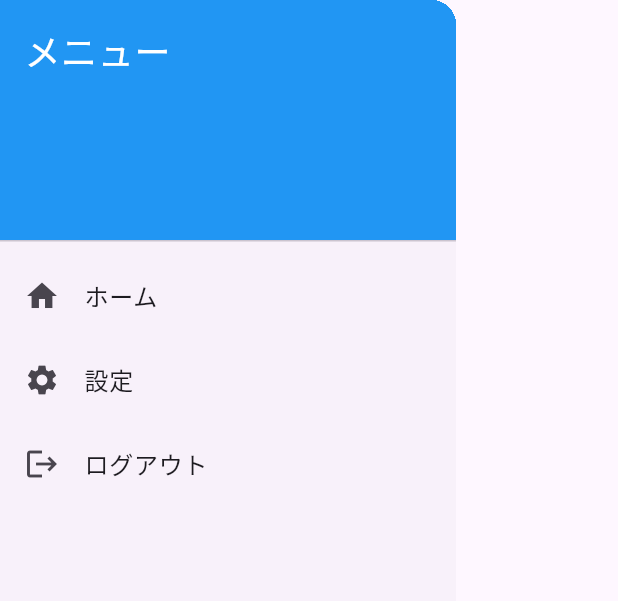
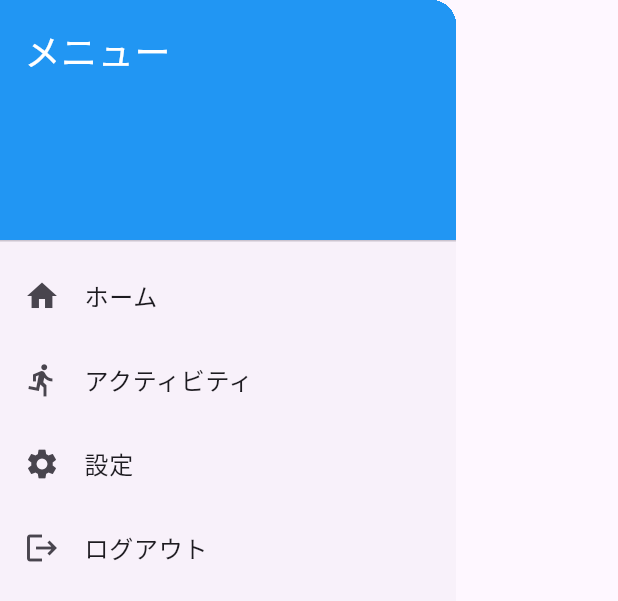
Before and after one commit to sugar2456/vital_data_viewer_app, a Flutter app: the CustomDrawer widget shown alone on an empty page, opened directly, on a phone screen of 412 x 824 dp. Shown: the top 601 px of the screen. Run offline on Flutter 3.47's test engine with Material 3 defaults, Android fonts, the phone set to English and light mode, and no system bars; missing offline and left inert: flutter_web_auth_2, graphic, window_manager.

Commit message:
活動画面の画面遷移を追加

```diff
--- a/lib/views/component/custom_drawer.dart
+++ b/lib/views/component/custom_drawer.dart
@@ -28,7 +28,14 @@ class CustomDrawer extends StatelessWidget {
               title: const Text('ホーム'),
               onTap: () {
                 // ホーム画面への遷移処理
-                Navigator.pop(context);
+                Navigator.pushNamed(context, '/home');
+              },
+            ),
+            ListTile(
+              leading: const Icon(Icons.directions_run),
+              title: const Text('アクティビティ'),
+              onTap: () {
+                Navigator.pushNamed(context, '/activity');
               },
             ),
             ListTile(
@@ -43,6 +50,7 @@ class CustomDrawer extends StatelessWidget {
               leading: const Icon(Icons.logout),
               title: const Text('ログアウト'),
               onTap: () {
+
                 // ログアウト処理
                 Navigator.pop(context);
               },
```
